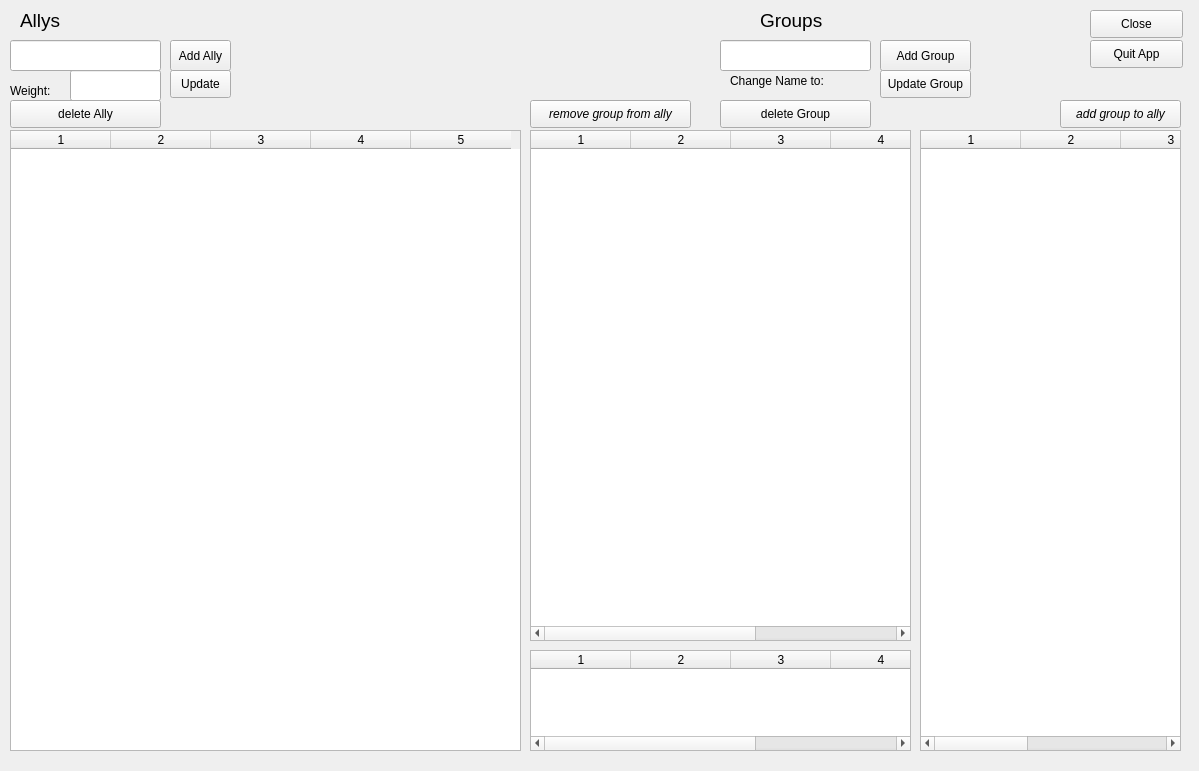
Qt form ui/EditAllyUI.ui (sourcery-ai-experiments/jaar) before a commit.
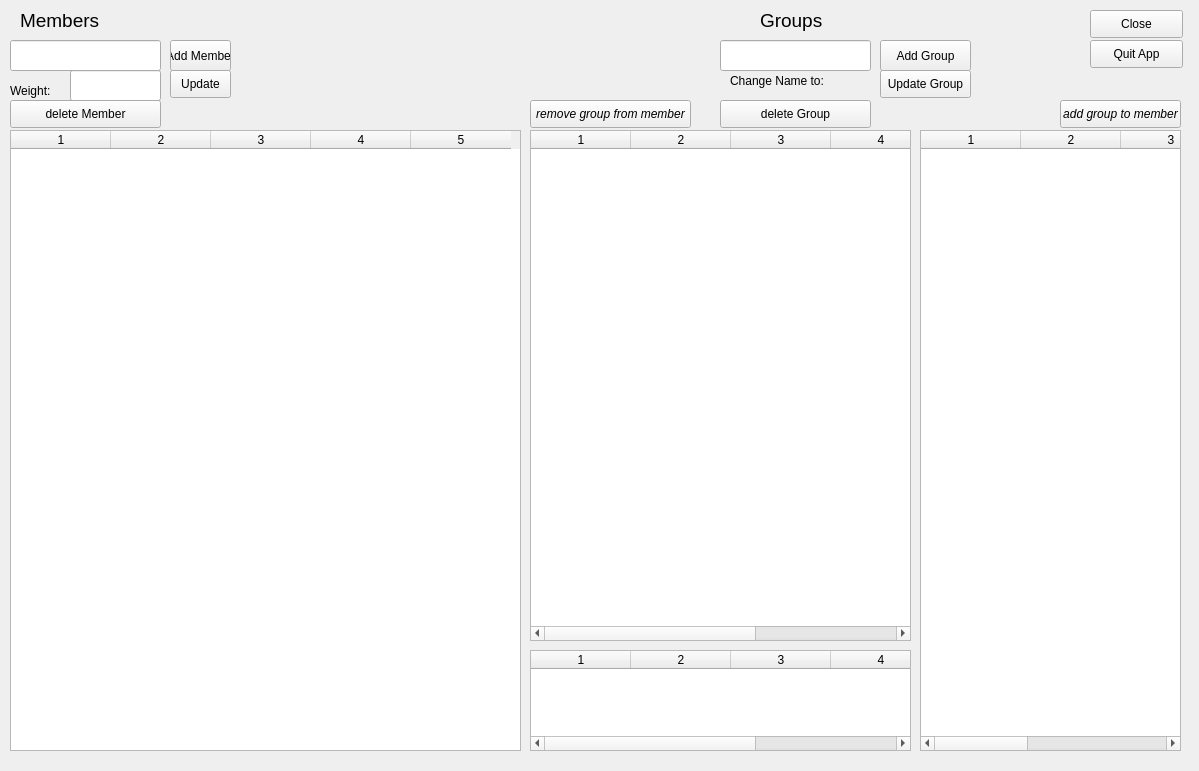
The same form after that commit.

Commit message: #3 change "ally" to "member"

```diff
--- a/ui/EditAllyUI.ui
+++ b/ui/EditAllyUI.ui
@@ -23,7 +23,7 @@
     </rect>
    </property>
    <property name="text">
-    <string>Add Ally</string>
+    <string>Add Member</string>
    </property>
   </widget>
   <widget class="QPushButton" name="ally_update_button">
@@ -65,7 +65,7 @@
     </rect>
    </property>
    <property name="text">
-    <string>delete Ally</string>
+    <string>delete Member</string>
    </property>
   </widget>
   <widget class="QTableWidget" name="ally_table">
@@ -224,7 +224,7 @@
     </font>
    </property>
    <property name="text">
-    <string>Allys</string>
+    <string>Members</string>
    </property>
    <property name="wordWrap">
     <bool>true</bool>
@@ -333,7 +333,7 @@
     </font>
    </property>
    <property name="text">
-    <string>add group to ally</string>
+    <string>add group to member</string>
    </property>
   </widget>
   <widget class="QPushButton" name="ally_group_del_button">
@@ -353,7 +353,7 @@
     </font>
    </property>
    <property name="text">
-    <string>remove group from ally</string>
+    <string>remove group from member</string>
    </property>
   </widget>
   <widget class="QTableWidget" name="groups_stan_table">
```
Left out of the diff: 16 changed lines with no effect on the pictures. The commit also changes 60 other files.
